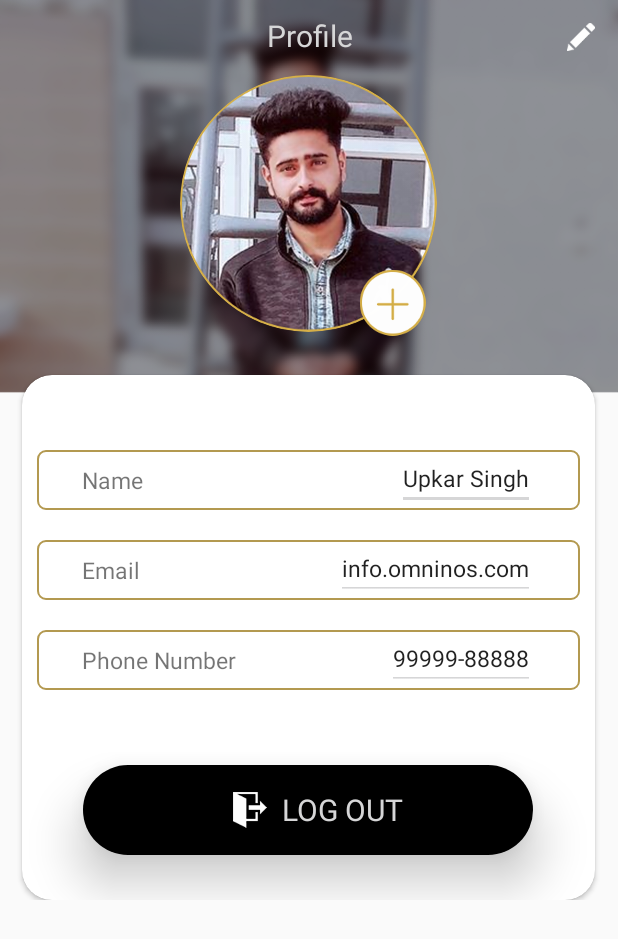
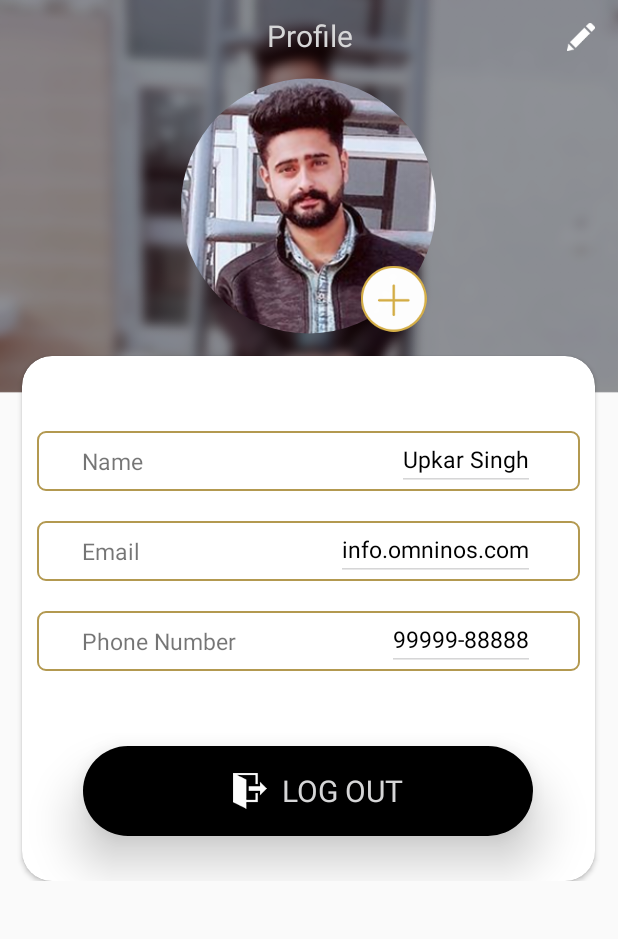
Before and after one commit to divijsethi822348/Freshup, an Android app: the Profile screen opened directly, with no data from a screen before it, on a phone screen of 412 x 824 dp. Shown: the top 939 px of the screen. Run offline under Robolectric (Android 15) with nearby library versions, the phone set to English and light mode, and no system bars; our stand-ins replace CircleImageView.

Commit message:
Profile Activity Updated

```diff
--- a/app/src/main/res/layout/activity_profile.xml
+++ b/app/src/main/res/layout/activity_profile.xml
@@ -15,7 +15,8 @@
         android:id="@+id/background_image"/>
     <RelativeLayout
         android:layout_width="match_parent"
-        android:layout_height="wrap_content">
+        android:layout_height="wrap_content"
+        android:id="@+id/top_line">
         <TextView
             android:layout_width="wrap_content"
             android:layout_height="wrap_content"
@@ -31,11 +32,21 @@
             android:layout_width="wrap_content"
             android:layout_height="wrap_content"
             android:src="@drawable/edit"
-            android:id="@+id/edit"
+            android:id="@+id/profile_edit"
             android:layout_alignParentRight="true"
             android:layout_marginRight="15sp"
             android:layout_marginTop="15sp"
             />
+        <TextView
+            android:layout_width="wrap_content"
+            android:layout_height="wrap_content"
+            android:text="SAVE"
+            android:id="@+id/profile_save"
+            android:textColor="@color/white"
+            android:layout_alignParentRight="true"
+            android:layout_marginRight="15sp"
+            android:layout_marginTop="15sp"
+            android:visibility="gone"/>
     </RelativeLayout>
 
 
@@ -45,7 +56,8 @@
 
     <android.support.v4.widget.NestedScrollView
         android:layout_width="match_parent"
-        android:layout_height="match_parent">
+        android:layout_height="match_parent"
+        android:layout_below="@+id/top_line">
 
 
 
@@ -57,18 +69,19 @@
                 android:layout_width="wrap_content"
                 android:layout_height="wrap_content"
                 android:layout_centerHorizontal="true"
-                android:layout_marginTop="50dp">
+                android:layout_marginTop="10dp">
                 <de.hdodenhof.circleimageview.CircleImageView
-                    android:layout_width="wrap_content"
-                    android:layout_height="wrap_content"
+                    android:layout_width="170dp"
+                    android:layout_height="180dp"
                     android:src="@drawable/profile_1"
-                    android:id="@+id/profile_image"/>
+                    android:id="@+id/profile_image" />
 
 
                 <ImageView
                     android:layout_width="wrap_content"
                     android:layout_height="wrap_content"
                     android:src="@drawable/add"
+                    android:id="@+id/change_pic"
                     android:layout_marginTop="130dp"
                     android:layout_marginLeft="120dp"
                     />
@@ -77,7 +90,7 @@
             <android.support.v7.widget.CardView
                 android:layout_width="match_parent"
                 android:layout_height="350dp"
-                android:layout_marginTop="250dp"
+                android:layout_marginTop="200dp"
                 android:layout_marginLeft="30sp"
                 android:layout_centerHorizontal="true"
                 android:elevation="20dp"
@@ -117,7 +130,9 @@
                                 android:layout_alignParentRight="true"
                                 android:layout_marginRight="30sp"
                                 android:layout_centerVertical="true"
-                                android:editable="false"
+                                android:enabled="false"
+                                android:textColor="#000"
+                                android:textColorHint="#000"
                                 android:backgroundTint="@color/white"/>
                         </RelativeLayout>
 
@@ -155,7 +170,9 @@
                                 android:layout_alignParentRight="true"
                                 android:layout_marginRight="30sp"
                                 android:layout_centerVertical="true"
-                                android:editable="false"
+                                android:enabled="false"
+                                android:textColor="#000"
+                                android:textColorHint="#000"
                                 android:backgroundTint="@color/white"/>
                         </RelativeLayout>
 
@@ -193,7 +210,9 @@
                                 android:layout_alignParentRight="true"
                                 android:layout_marginRight="30sp"
                                 android:layout_centerVertical="true"
-                                android:editable="false"
+                                android:enabled="false"
+                                android:textColor="#000"
+                                android:textColorHint="#000"
                                 android:backgroundTint="@color/white"/>
                         </RelativeLayout>
 
--- /dev/null
+++ b/app/src/main/res/menu/camera_intent_menu.xml
@@ -0,0 +1,12 @@
+<?xml version="1.0" encoding="utf-8"?>
+<menu xmlns:android="http://schemas.android.com/apk/res/android">
+
+
+    <item
+        android:id="@+id/take_pic"
+        android:title="Take a Picture" />
+    <item
+        android:id="@+id/select_pic"
+        android:title="Select from Gallery"/>
+
+</menu>
```
Also changed, not shown: app/src/main/AndroidManifest.xml (+11 -6 lines), app/src/main/java/com/example/freshup/Activities/Profile.java (+201 -1 lines).
